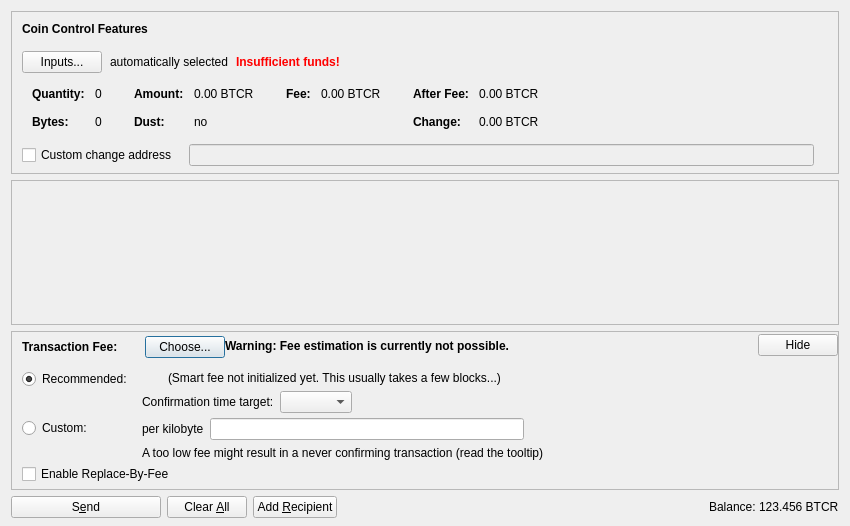
First picture: the form in src/qt/forms/sendcoinsdialog.ui, repository sashabeton/bitcoinvault, before the edit.
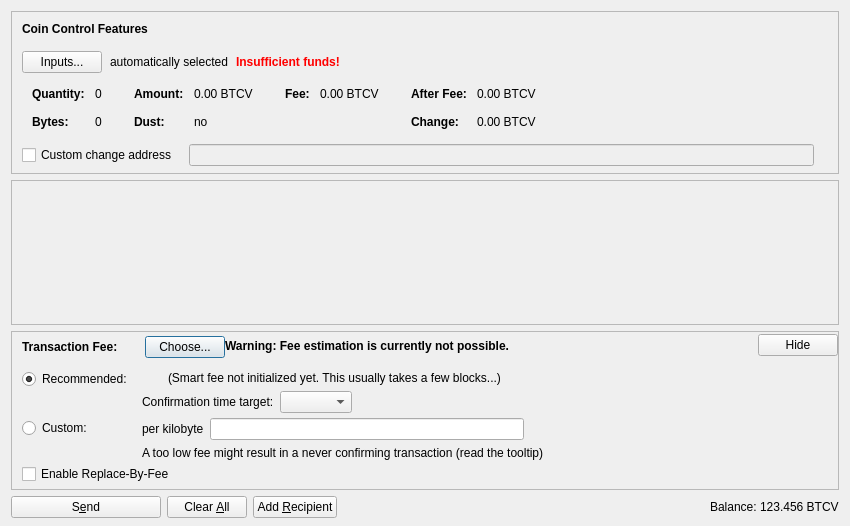
Second picture: the form after the edit. Icons and pictures are not drawn. Custom widgets are drawn as their Qt base class.

Commit message: Change unit from BTCR to BTCV

The edit to the form file:
```diff
--- a/src/qt/forms/sendcoinsdialog.ui
+++ b/src/qt/forms/sendcoinsdialog.ui
@@ -324,7 +324,7 @@
                   <enum>Qt::ActionsContextMenu</enum>
                  </property>
                  <property name="text">
-                  <string notr="true">0.00 BTCR</string>
+                  <string notr="true">0.00 BTCV</string>
                  </property>
                  <property name="textInteractionFlags">
                   <set>Qt::LinksAccessibleByMouse|Qt::TextSelectableByKeyboard|Qt::TextSelectableByMouse</set>
@@ -404,7 +404,7 @@
                   <enum>Qt::ActionsContextMenu</enum>
                  </property>
                  <property name="text">
-                  <string notr="true">0.00 BTCR</string>
+                  <string notr="true">0.00 BTCV</string>
                  </property>
                  <property name="textInteractionFlags">
                   <set>Qt::LinksAccessibleByMouse|Qt::TextSelectableByKeyboard|Qt::TextSelectableByMouse</set>
@@ -455,7 +455,7 @@
                   <enum>Qt::ActionsContextMenu</enum>
                  </property>
                  <property name="text">
-                  <string notr="true">0.00 BTCR</string>
+                  <string notr="true">0.00 BTCV</string>
                  </property>
                  <property name="textInteractionFlags">
                   <set>Qt::LinksAccessibleByMouse|Qt::TextSelectableByKeyboard|Qt::TextSelectableByMouse</set>
@@ -484,7 +484,7 @@
                   <enum>Qt::ActionsContextMenu</enum>
                  </property>
                  <property name="text">
-                  <string notr="true">0.00 BTCR</string>
+                  <string notr="true">0.00 BTCV</string>
                  </property>
                  <property name="textInteractionFlags">
                   <set>Qt::LinksAccessibleByMouse|Qt::TextSelectableByKeyboard|Qt::TextSelectableByMouse</set>
@@ -1214,7 +1214,7 @@
           <cursorShape>IBeamCursor</cursorShape>
          </property>
          <property name="text">
-          <string notr="true">123.456 BTCR</string>
+          <string notr="true">123.456 BTCV</string>
          </property>
          <property name="textInteractionFlags">
           <set>Qt::LinksAccessibleByMouse|Qt::TextSelectableByKeyboard|Qt::TextSelectableByMouse</set>
```
The commit also changes 39 other files.
